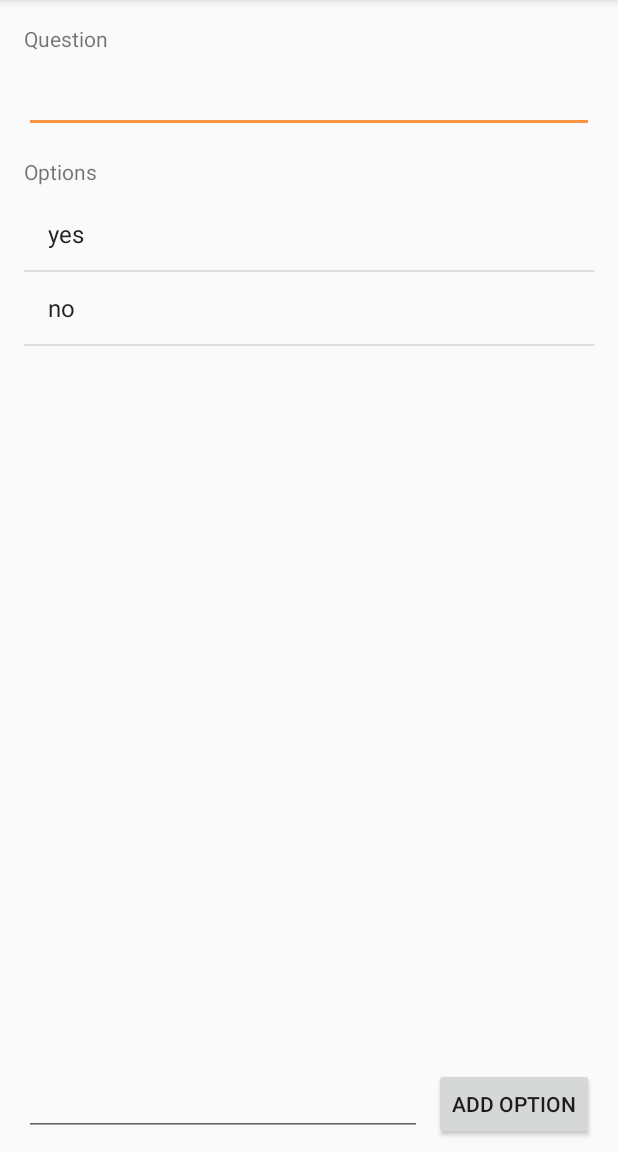
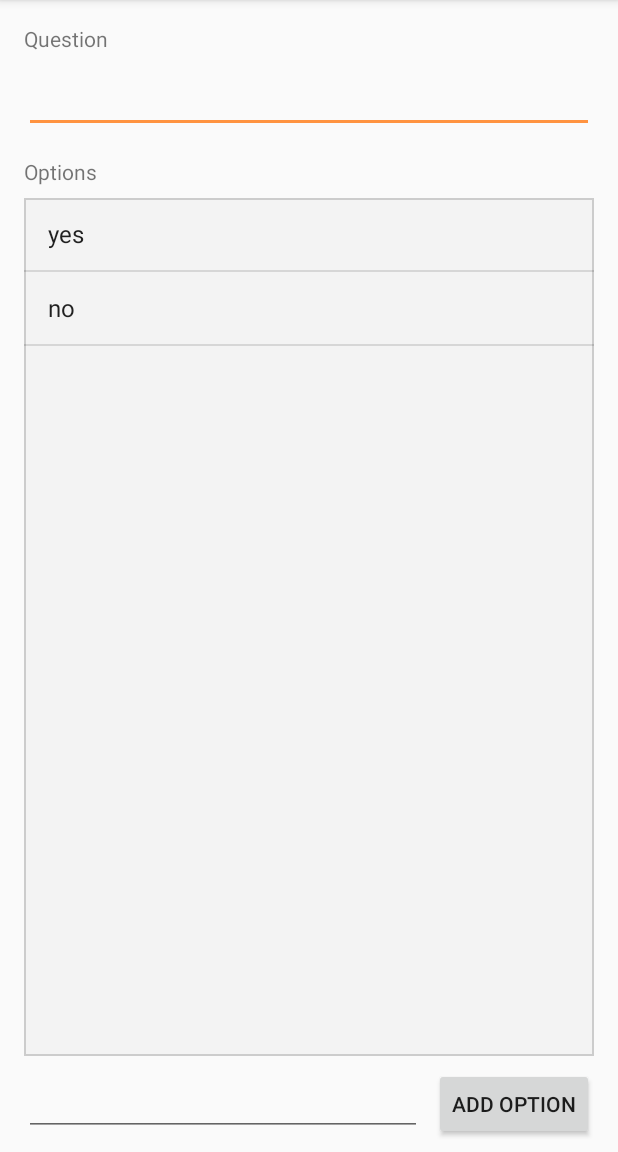
Before and after one commit to pauek/SpeakerFeedback, an Android app: the NewPollActivity screen opened directly, with no data from a screen before it, on a phone screen of 412 x 824 dp, the part 84-1236 px from its top. Run offline under Robolectric (Android 15) with nearby library versions, the phone set to English and light mode, and no system bars.

Commit message:
Afegeixo un marc a la llista d'opcions d'un poll.

```diff
--- /dev/null
+++ b/app/src/main/res/drawable/border.xml
@@ -0,0 +1,8 @@
+<?xml version="1.0" encoding="utf-8"?>
+<shape xmlns:android="http://schemas.android.com/apk/res/android" android:shape="rectangle" >
+    <!-- use this for transparent -->
+    <!-- <solid android:color="#00000000" /> -->
+    <!-- use this for a background colour -->
+    <solid android:color="#f3f3f3" />
+    <stroke android:width="1dip" android:color="#cccccc" />
+</shape>
--- a/app/src/main/res/layout/activity_new_poll.xml
+++ b/app/src/main/res/layout/activity_new_poll.xml
@@ -42,6 +42,7 @@
         android:layout_marginEnd="16dp"
         android:layout_marginRight="16dp"
         android:layout_marginBottom="8dp"
+        android:background="@drawable/border"
         app:layout_constraintBottom_toTopOf="@+id/btn_add_option"
         app:layout_constraintEnd_toEndOf="parent"
         app:layout_constraintHorizontal_bias="1.0"
```
